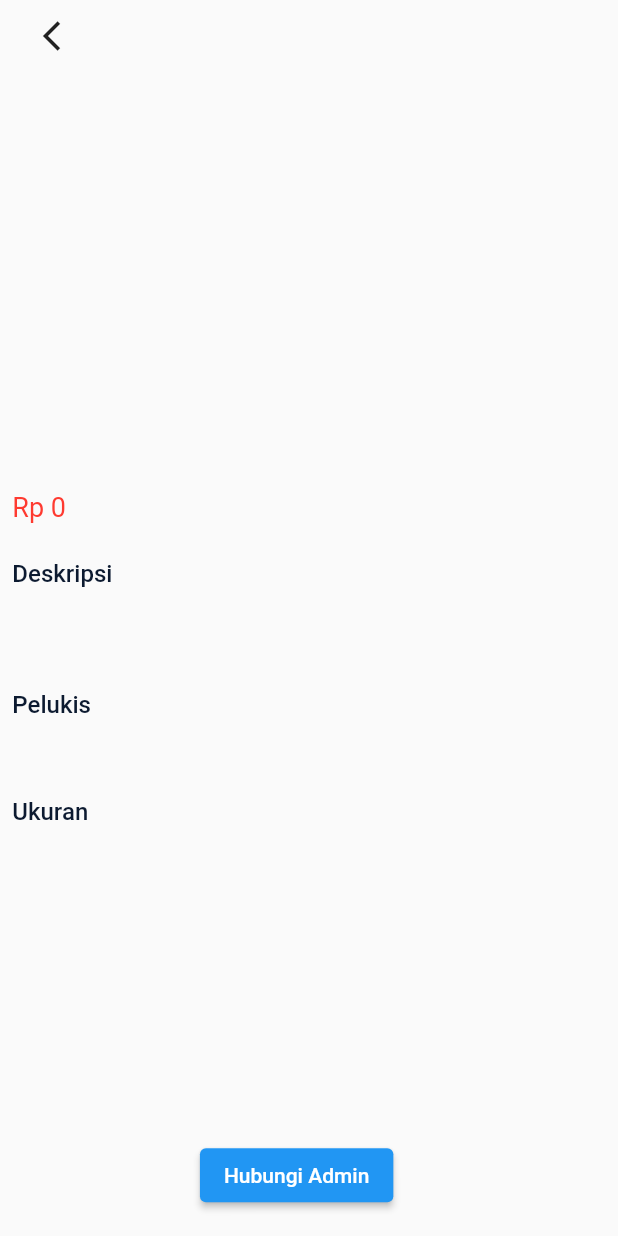
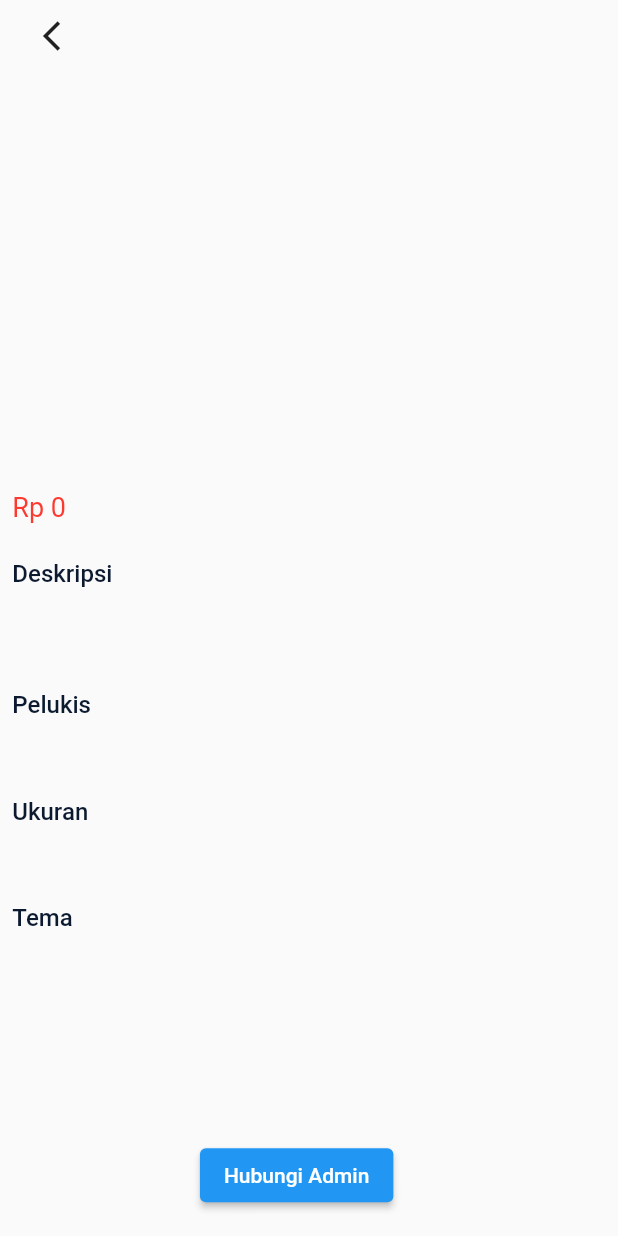
Before and after one commit to mirfan23/e-commerce, a Flutter app: the DetailLukisanView screen opened directly with empty values, on a phone screen of 412 x 824 dp. Run offline on Flutter 3.47's test engine with Material 2 defaults, Android fonts, the phone set to English and light mode, and no system bars; drawn by our look-alikes of carousel_slider; our stand-ins replace cached_network_image, flutter_easyloading, get, hive, hive_flutter, shimmer; accounts and stored records are empty; network calls fail.

```diff
--- a/lib/app/data/models/product.dart
+++ b/lib/app/data/models/product.dart
@@ -10,7 +10,7 @@ class Product {
   final String description;
   final String pelukis;
   String? ukuran;
-  // String? tema;
+  String? tema;
   final List<String> images;
 
   Product({
@@ -20,7 +20,7 @@ class Product {
     required this.description,
     required this.pelukis,
     this.ukuran,
-    // this.tema,
+    this.tema,
     required this.images,
   });
 
@@ -31,7 +31,7 @@ class Product {
         description: data['attributes']['description'],
         pelukis: data['attributes']['pelukis'],
         ukuran: data['attributes']['ukuran'],
-        // tema: data['attributes']['Tema'],
+        tema: data['attributes']['Tema'],
         images: List<String>.from(data['attributes']['images']['data']
             .map((image) => image['attributes']['url'])),
       );
--- a/lib/app/modules/detail_lukisan/views/detail_lukisan_view.dart
+++ b/lib/app/modules/detail_lukisan/views/detail_lukisan_view.dart
@@ -4,12 +4,10 @@ import 'package:galeri_lukisan/app/modules/detail_lukisan/widget/product_carouse
 import 'package:galeri_lukisan/helper/helpers.dart';
 import 'package:flutter/material.dart';
 
-import 'package:get/get.dart';
 import 'package:intl/intl.dart';
 import 'package:url_launcher/url_launcher.dart';
 
 import '../../../data/models/product.dart';
-import '../../../routes/app_pages.dart';
 
 class DetailLukisanView extends StatefulWidget {
   final Product product;
@@ -133,27 +131,27 @@ class _DetailLukisanViewState extends State<DetailLukisanView> {
                   ),
                 ),
               ),
-              // Padding(
-              //   padding: EdgeInsets.all(1.sh),
-              //   child: Text(
-              //     'Tema',
-              //     style: TextStyle(
-              //       fontSize: 16,
-              //       color: Color.fromRGBO(12, 26, 48, 1),
-              //       fontWeight: FontWeight.w500,
-              //     ),
-              //   ),
-              // ),
-              // Padding(
-              //   padding: EdgeInsets.all(1.sh),
-              //   child: Text(
-              //     widget.product.tema ?? "Tidak diketahui",
-              //     style: TextStyle(
-              //       fontSize: 16,
-              //       color: Color.fromRGBO(54, 105, 201, 1),
-              //     ),
-              //   ),
-              // ),
+              Padding(
+                padding: EdgeInsets.all(1.sh),
+                child: Text(
+                  'Tema',
+                  style: TextStyle(
+                    fontSize: 16,
+                    color: Color.fromRGBO(12, 26, 48, 1),
+                    fontWeight: FontWeight.w500,
+                  ),
+                ),
+              ),
+              Padding(
+                padding: EdgeInsets.all(1.sh),
+                child: Text(
+                  widget.product.tema ?? "Tidak diketahui",
+                  style: TextStyle(
+                    fontSize: 16,
+                    color: Color.fromRGBO(54, 105, 201, 1),
+                  ),
+                ),
+              ),
               SizedBox(
                 height: 2.sh,
               ),
--- a/lib/app/modules/home/views/dashboard_fragment.dart
+++ b/lib/app/modules/home/views/dashboard_fragment.dart
@@ -5,7 +5,6 @@ import 'package:galeri_lukisan/app/modules/home/controllers/dashboard_controller
 import 'package:galeri_lukisan/app/modules/home/controllers/home_controller.dart';
 import 'package:galeri_lukisan/app/modules/home/views/home_view.dart';
 import 'package:galeri_lukisan/app/modules/home/views/profile_fragment.dart';
-import 'package:galeri_lukisan/app/modules/order/views/order_view.dart';
 import 'package:get/get.dart';
 
 class DashboardFragment extends StatelessWidget {
--- a/lib/app/modules/home/widget/search_bar.dart
+++ b/lib/app/modules/home/widget/search_bar.dart
@@ -23,8 +23,7 @@ class SearchBar extends StatelessWidget {
       ),
       child: TextField(
         onSubmitted: (val) {
-          // controller.getProductByPelukis(keyword: val);
-          controller.getProductByName(keyword: val);
+          controller.getProductFilter(keyword: val);
         },
         textAlign: TextAlign.start,
         textAlignVertical: TextAlignVertical.center,
--- a/lib/app/modules/login/views/login_view.dart
+++ b/lib/app/modules/login/views/login_view.dart
@@ -5,7 +5,6 @@ import 'package:galeri_lukisan/helper/string_extension.dart';
 
 import 'package:get/get.dart';
 
-import '../../../../helper/input_outline_button.dart';
 import '../../../../helper/input_text_button.dart';
 import '../../../../helper/input_text_field.dart';
 
--- a/lib/helper/const.dart
+++ b/lib/helper/const.dart
@@ -4,4 +4,4 @@ double statusAreaHeight = Get.mediaQuery.viewPadding.top;
 double screenWidth = Get.width;
 double screenHeight = Get.height - statusAreaHeight;
 
-String baseUrl = 'http://192.168.1.3:1337';
+String baseUrl = 'http://192.168.1.9:1337';
```
Also changed, not shown: lib/app/data/providers/product_provider.dart (+2 -11 lines), lib/app/modules/home/controllers/home_controller.dart (+2 -16 lines).
